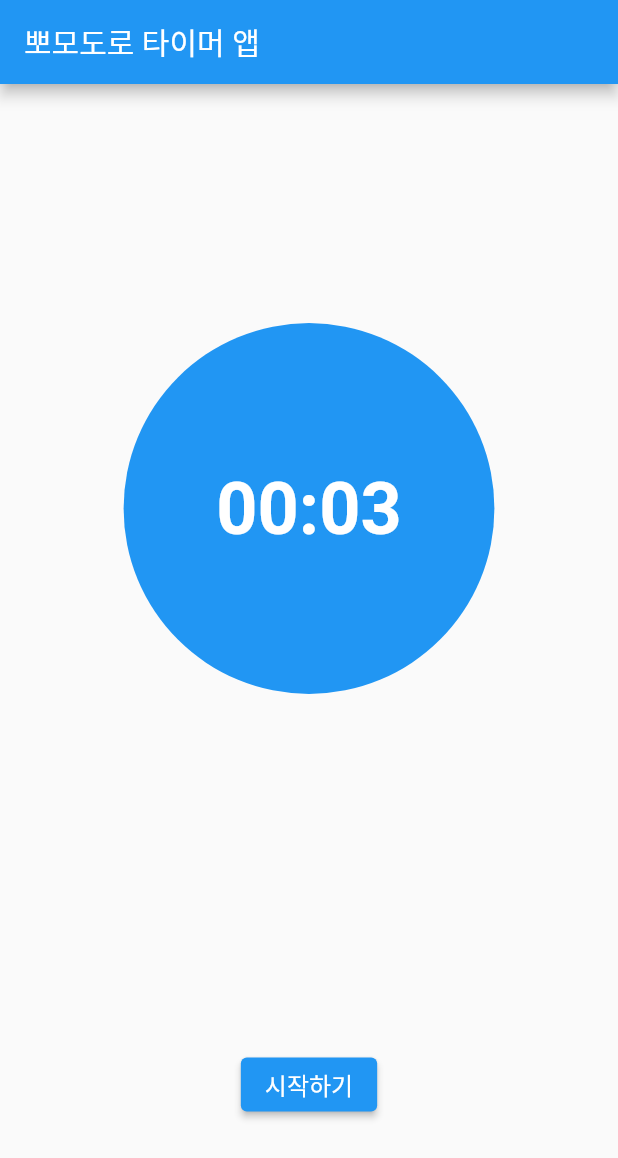
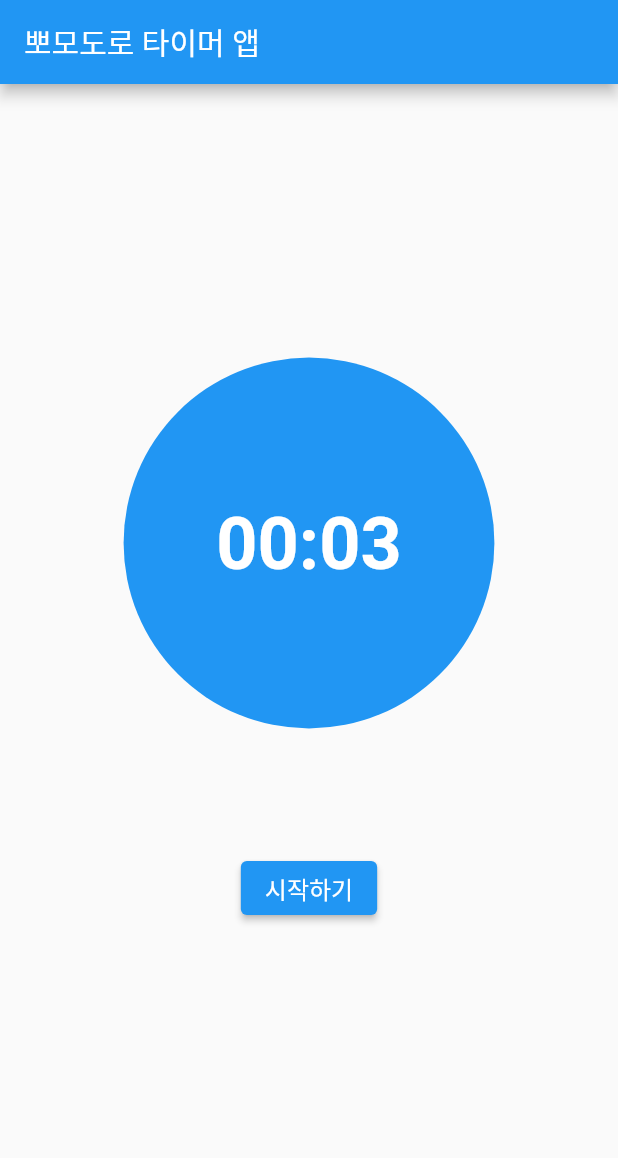
Before and after one commit to Kwon-Myeongeun/app-flutter-study, a Flutter app: the screen it shows after launch, on a phone screen of 412 x 824 dp. Shown: the top 1158 px of the screen. Run offline on Flutter 3.47's test engine with Material 2 defaults, Android fonts, the phone set to English and light mode, and no system bars; our stand-ins replace bloc, cloud_firestore, firebase_auth, firebase_core, flutter_bloc, fluttertoast and 3 more; accounts and stored records are empty.

Commit message:
타이머 위치가 바뀌는 현상 개선

```diff
--- a/04_flutter_pomodoro_timer/lib/screens/timer_screen.dart
+++ b/04_flutter_pomodoro_timer/lib/screens/timer_screen.dart
@@ -169,8 +169,13 @@ class _TimerScreenState extends State<TimerScreen> {
         _timerStatus == TimerStatus.resting ? Colors.green : Colors.blue,
       ),
       body: Column(
-        mainAxisAlignment: MainAxisAlignment.spaceAround,
+        //현재 타이머 상태가 resting이면 버튼 위젯이 없기 때문에 spaceAround 하게 되면 타이머 위치가 계속 바뀜
+        //spaceAround -> start 수정 후 SizedBox 추가
+        mainAxisAlignment: MainAxisAlignment.start,
         children: [
+          const SizedBox(
+            height: 100,
+          ),
           Container(
             height: MediaQuery.of(context).size.height * 0.5,
             width: MediaQuery.of(context).size.width * 0.6,
```
